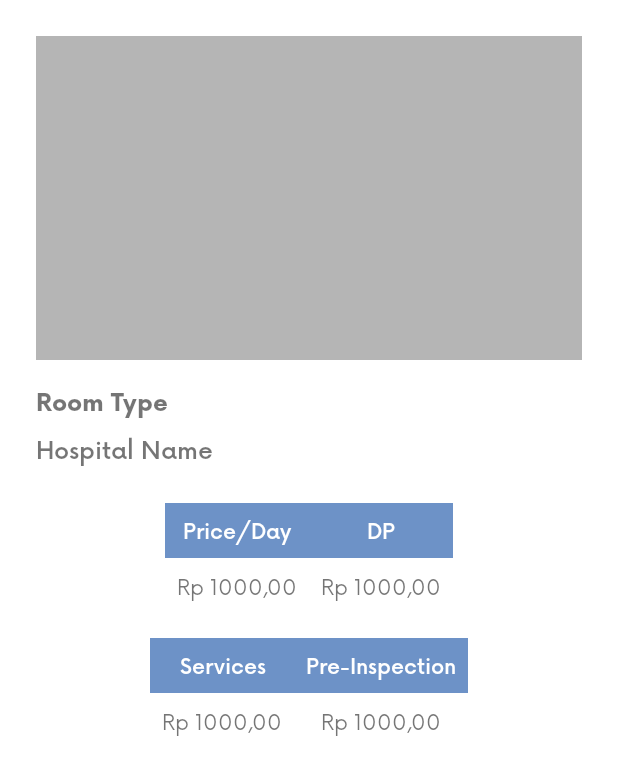
After one commit to lazuardiap/Langkah, an Android app: the RoomDetailActivity screen opened directly, with no data from a screen before it, on a phone screen of 412 x 824 dp. The commit adds this screen. Shown: the top 775 px of the screen. Run offline under Robolectric (Android 15) with nearby library versions, the phone set to English and light mode, and no system bars.

Commit message:
Detail Room Page Done

```diff
--- a/app/src/main/AndroidManifest.xml
+++ b/app/src/main/AndroidManifest.xml
@@ -11,6 +11,7 @@
         android:roundIcon="@mipmap/ic_launcher_round"
         android:supportsRtl="true"
         android:theme="@style/Theme.Langkah">
+        <activity android:name=".ui.room.RoomDetailActivity"></activity>
         <activity android:name=".ui.polyclinics.PolyclinicDetailsActivity" />
         <activity android:name=".ui.doctors.DoctorDetailsActivity" />
         <activity android:name=".ui.hospital.HospitalDetailActivity" />
--- a/app/src/main/java/com/newshelter/langkah/data/RoomEntity.kt
+++ b/app/src/main/java/com/newshelter/langkah/data/RoomEntity.kt
@@ -3,4 +3,8 @@ package com.newshelter.langkah.data
 data class RoomEntity(
     var roomId: String,
     var roomType: String,
+    var pricePerDay : String,
+    var downPayment: String,
+    var servicesPrice : String,
+    var preInspectionPrice : String
 )
--- a/app/src/main/java/com/newshelter/langkah/ui/room/RoomAdapter.kt
+++ b/app/src/main/java/com/newshelter/langkah/ui/room/RoomAdapter.kt
@@ -1,5 +1,6 @@
 package com.newshelter.langkah.ui.room
 
+import android.content.Intent
 import android.view.LayoutInflater
 import android.view.ViewGroup
 import androidx.recyclerview.widget.RecyclerView
@@ -10,10 +11,13 @@ class RoomAdapter : RecyclerView.Adapter<RoomAdapter.RoomAdapterVh>() {
 
     private val listRooms = ArrayList<RoomEntity>()
 
-    fun setRoom(rooms : List<RoomEntity>?){
+    private lateinit var hospitalId : String
+
+    fun setRoom(rooms : List<RoomEntity>?, hospitalId : String){
         if (rooms == null) return
         this.listRooms.clear()
         this.listRooms.addAll(rooms)
+        this.hospitalId = hospitalId
     }
 
     override fun onCreateViewHolder(parent: ViewGroup, viewType: Int): RoomAdapterVh {
@@ -23,18 +27,21 @@ class RoomAdapter : RecyclerView.Adapter<RoomAdapter.RoomAdapterVh>() {
 
     override fun onBindViewHolder(holder: RoomAdapterVh, position: Int) {
         val room = listRooms[position]
-        holder.bind(room)
+        holder.bind(room, hospitalId)
     }
 
     override fun getItemCount(): Int = listRooms.size
 
     class RoomAdapterVh(private val binding : ItemsRoomsBinding) :  RecyclerView.ViewHolder(binding.root) {
-        fun bind(room : RoomEntity){
+        fun bind(room : RoomEntity, hospitalId: String){
             with(binding){
                 tvItemType.text = room.roomType
 
                 itemView.setOnClickListener {
-
+                    val i = Intent(itemView.context, RoomDetailActivity::class.java)
+                    i.putExtra(RoomDetailActivity.EXTRA_ROOM_ID, room.roomId)
+                    i.putExtra(RoomDetailActivity.EXTRA_HOSPITAL_ID, hospitalId)
+                    itemView.context.startActivity(i)
                 }
             }
         }
--- /dev/null
+++ b/app/src/main/java/com/newshelter/langkah/ui/room/RoomDetailActivity.kt
@@ -0,0 +1,52 @@
+package com.newshelter.langkah.ui.room
+
+import androidx.appcompat.app.AppCompatActivity
+import android.os.Bundle
+import com.newshelter.langkah.R
+import com.newshelter.langkah.databinding.ActivityRoomDetailBinding
+import com.newshelter.langkah.utils.DataDummy
+
+class RoomDetailActivity : AppCompatActivity() {
+
+    private lateinit var binding : ActivityRoomDetailBinding
+
+    companion object{
+        const val EXTRA_HOSPITAL_ID = "extra_hospital_id"
+        const val EXTRA_ROOM_ID = "extra_room_id"
+    }
+
+    override fun onCreate(savedInstanceState: Bundle?) {
+        super.onCreate(savedInstanceState)
+
+        binding = ActivityRoomDetailBinding.inflate(layoutInflater)
+
+        setContentView(binding.root)
+
+        val extras = intent.extras
+
+        val dummyHospital = DataDummy.generateDummyHospital()
+
+        val dummyRoom = DataDummy.generateDummyRoom()
+
+        if (extras != null){
+            with(binding){
+
+                for (room in dummyRoom){
+                    if (room.roomId == extras.getString(EXTRA_ROOM_ID)){
+                        tvRoomType.text = room.roomType
+                        tvPricePerDay.text = room.pricePerDay
+                        tvDp.text = room.downPayment
+                        tvServicesPrice.text = room.servicesPrice
+                        tvPreinspectPrice.text = room.preInspectionPrice
+                    }
+                }
+
+                for (hospital in dummyHospital){
+                    if (hospital.hospitalId == extras.getString(EXTRA_HOSPITAL_ID)){
+                        tvHospitalName.text = hospital.hospitalName
+                    }
+                }
+            }
+        }
+    }
+}
--- a/app/src/main/java/com/newshelter/langkah/ui/room/RoomsFragment.kt
+++ b/app/src/main/java/com/newshelter/langkah/ui/room/RoomsFragment.kt
@@ -41,7 +41,7 @@ class RoomsFragment : Fragment() {
 
             for (hospital in dummy){
                 if (hospital.hospitalId == id){
-                    roomAdapter.setRoom(hospital.rooms)
+                    roomAdapter.setRoom(hospital.rooms, hospital.hospitalId)
                     binding.tvHospitalName.text = hospital.hospitalName
                 }
             }
--- a/app/src/main/java/com/newshelter/langkah/utils/DataDummy.kt
+++ b/app/src/main/java/com/newshelter/langkah/utils/DataDummy.kt
@@ -151,6 +151,10 @@ object DataDummy {
                 RoomEntity(
                         "room-01",
                         "VIP",
+                    "Rp 1.500.000, 00",
+                "Rp 150.000, 00",
+                "Rp 250.000, 00",
+                    "Rp 150.000, 00"
                 )
         )
 
@@ -158,6 +162,10 @@ object DataDummy {
                 RoomEntity(
                         "room-02",
                         "VVIP",
+                    "Rp 2.500.000, 00",
+                    "Rp 250.000, 00",
+                    "Rp 350.000, 00",
+                    "Rp 250.000, 00"
                 )
         )
 
@@ -165,6 +173,10 @@ object DataDummy {
                 RoomEntity(
                         "room-03",
                         "Kelas I",
+                    "Rp 1.000.000, 00",
+                    "Rp 100.000, 00",
+                    "Rp 200.000, 00",
+                    "Rp 100.000, 00"
                 )
         )
 
--- /dev/null
+++ b/app/src/main/res/layout/activity_room_detail.xml
@@ -0,0 +1,138 @@
+<?xml version="1.0" encoding="utf-8"?>
+<androidx.constraintlayout.widget.ConstraintLayout xmlns:android="http://schemas.android.com/apk/res/android"
+    xmlns:app="http://schemas.android.com/apk/res-auto"
+    xmlns:tools="http://schemas.android.com/tools"
+    android:layout_width="match_parent"
+    android:layout_height="match_parent"
+    android:padding="24dp"
+    tools:context=".ui.room.RoomDetailActivity">
+
+    <androidx.appcompat.widget.AppCompatImageView
+        android:id="@+id/iv_room"
+        android:layout_width="match_parent"
+        android:layout_height="216dp"
+        android:adjustViewBounds="true"
+        android:src="@color/light_grey"
+        android:scaleType="fitXY"
+        app:layout_constraintTop_toTopOf="parent"/>
+
+    <com.google.android.material.textview.MaterialTextView
+        android:id="@+id/tv_room_type"
+        android:layout_width="wrap_content"
+        android:layout_height="wrap_content"
+        android:layout_marginTop="16dp"
+        android:fontFamily="@font/now_bold"
+        android:textSize="16sp"
+        app:layout_constraintTop_toBottomOf="@id/iv_room"
+        app:layout_constraintStart_toStartOf="parent"
+        android:text="@string/room_type"/>
+
+    <com.google.android.material.textview.MaterialTextView
+        android:id="@+id/tv_hospital_name"
+        android:layout_width="0dp"
+        android:layout_height="wrap_content"
+        android:layout_marginTop="8dp"
+        android:fontFamily="@font/now_medium"
+        android:textSize="16sp"
+        app:layout_constraintTop_toBottomOf="@id/tv_room_type"
+        app:layout_constraintStart_toStartOf="parent"
+        app:layout_constraintEnd_toEndOf="parent"
+        android:text="@string/hospital_name"/>
+
+    <TableLayout
+        android:id="@+id/price_table"
+        android:layout_width="wrap_content"
+        android:layout_height="wrap_content"
+        android:layout_marginTop="24dp"
+        app:layout_constraintTop_toBottomOf="@id/tv_hospital_name"
+        app:layout_constraintStart_toStartOf="parent"
+        app:layout_constraintEnd_toEndOf="parent">
+
+        <TableRow android:background="@color/blue_accent">
+            <com.google.android.material.textview.MaterialTextView
+                android:layout_column="1"
+                android:fontFamily="@font/now_medium"
+                android:textColor="@color/white"
+                android:padding="8dp"
+                android:textAlignment="center"
+                android:text="@string/price_per_day"/>
+
+            <com.google.android.material.textview.MaterialTextView
+                android:layout_column="1"
+                android:fontFamily="@font/now_medium"
+                android:textColor="@color/white"
+                android:padding="8dp"
+                android:textAlignment="center"
+                android:text="@string/dp"/>
+
+
+        </TableRow>
+
+        <TableRow >
+        <com.google.android.material.textview.MaterialTextView
+            android:id="@+id/tv_price_per_day"
+            android:layout_column="1"
+            android:fontFamily="@font/now_regular"
+            android:padding="8dp"
+            android:textAlignment="center"
+            android:text="@string/sample_price"/>
+            <com.google.android.material.textview.MaterialTextView
+                android:id="@+id/tv_dp"
+                android:layout_column="1"
+                android:fontFamily="@font/now_regular"
+                android:padding="8dp"
+                android:textAlignment="center"
+                android:text="@string/sample_price"/>
+
+        </TableRow>
+
+    </TableLayout>
+
+    <TableLayout
+        android:id="@+id/service_table"
+        android:layout_width="wrap_content"
+        android:layout_height="wrap_content"
+        android:layout_marginTop="16dp"
+        app:layout_constraintTop_toBottomOf="@id/price_table"
+        app:layout_constraintStart_toStartOf="parent"
+        app:layout_constraintEnd_toEndOf="parent">
+
+        <TableRow android:background="@color/blue_accent">
+            <com.google.android.material.textview.MaterialTextView
+                android:layout_column="1"
+                android:fontFamily="@font/now_medium"
+                android:textColor="@color/white"
+                android:padding="8dp"
+                android:textAlignment="center"
+                android:text="@string/services"/>
+
+            <com.google.android.material.textview.MaterialTextView
+                android:layout_column="1"
+                android:fontFamily="@font/now_medium"
+                android:textColor="@color/white"
+                android:padding="8dp"
+                android:textAlignment="center"
+                android:text="@string/pre_inspection" />
+        </TableRow>
+
+        <TableRow>
+            <com.google.android.material.textview.MaterialTextView
+                android:id="@+id/tv_services_price"
+                android:layout_column="1"
+                android:fontFamily="@font/now_regular"
+                android:padding="8dp"
+                android:textAlignment="center"
+                android:text="@string/sample_price"/>
+
+            <com.google.android.material.textview.MaterialTextView
+                android:id="@+id/tv_preinspect_price"
+                android:layout_width="wrap_content"
+                android:layout_column="1"
+                android:fontFamily="@font/now_regular"
+                android:padding="8dp"
+                android:textAlignment="center"
+                android:text="@string/sample_price" />
+        </TableRow>
+    </TableLayout>
+
+</androidx.constraintlayout.widget.ConstraintLayout>
--- a/app/src/main/res/values/strings.xml
+++ b/app/src/main/res/values/strings.xml
@@ -81,5 +81,10 @@
     <string name="room_page_desc">Here is the list of available rooms in the hospital!</string>
     <string name="search_room_hint">Search Room</string>
     <string name="room_type">Room Type</string>
+    <string name="price_per_day">Price/Day</string>
+    <string name="dp">DP</string>
+    <string name="services">Services</string>
+    <string name="pre_inspection">Pre-Inspection</string>
+    <string name="sample_price">Rp 1000,00</string>
 
 </resources>
```
